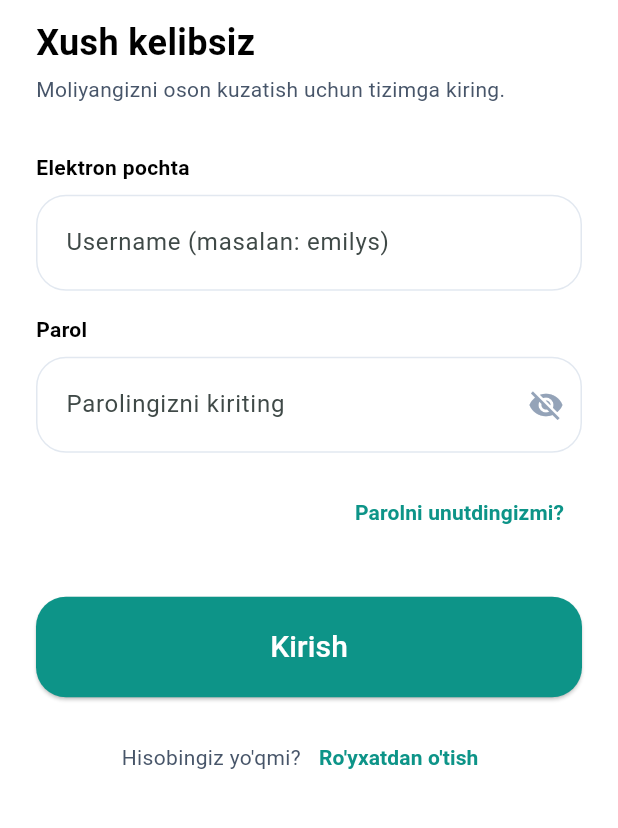
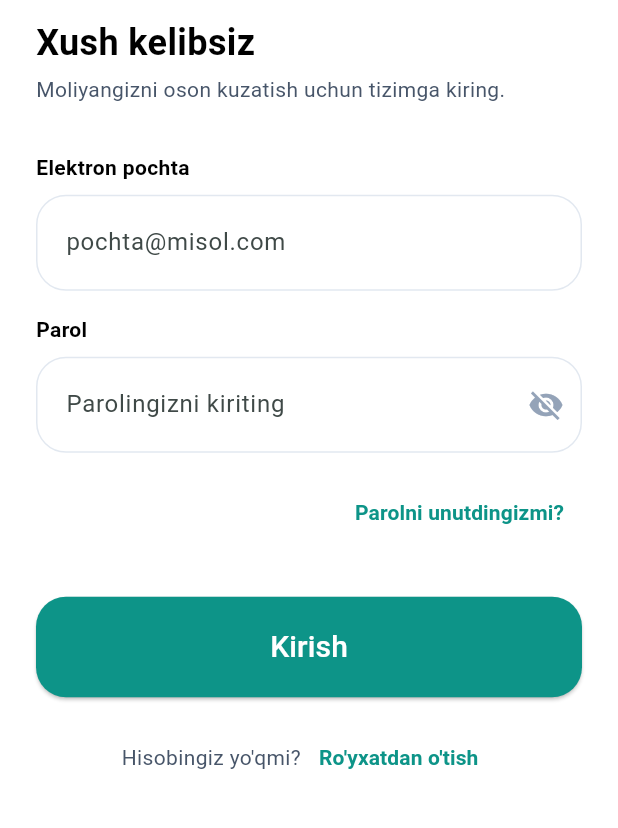
Before and after one commit to alisherg699-debug/PocketTrack, a Flutter app: the screen it shows after launch, after a tap on "Keyingi", after a tap on "O'tkazib yuborish", on a phone screen of 412 x 824 dp, the part 361-1189 px from its top. Run offline on Flutter 3.47's test engine with Material 3 defaults, Android fonts, the phone set to English and light mode, and no system bars; our stand-ins replace cloud_firestore, dio, firebase_auth, firebase_core, firebase_storage, fl_chart and 11 more; missing offline and left inert: excel_plus; accounts and stored records are empty; Roboto replaces fonts that are missing (Geist); project files that could hold a hidden picture were left out.

Commit message:
Text to'g'irlandi

```diff
--- a/lib/core/network/auth_interceptor.dart
+++ b/lib/core/network/auth_interceptor.dart
@@ -59,7 +59,7 @@ class AuthInterceptor extends Interceptor {
           if (newAccessToken != null) {
             await _localDataSource.saveAccessToken(newAccessToken);
 
-            // Kutib turgan barcha so'rovlarga yangi tokenni yuboramiz
+            // Kutib turgan barcha so'rovlarga yangi tokenni yuborish
             _refreshCompleter?.complete(newAccessToken);
             _isRefreshing = false;
 
--- a/lib/features/auth/presentation/pages/login_page.dart
+++ b/lib/features/auth/presentation/pages/login_page.dart
@@ -140,7 +140,7 @@ class _LoginPageState extends State<LoginPage> {
                         child: TextField(
                           controller: _usernameController,
                           decoration: InputDecoration(
-                            hintText: "Username (masalan: emilys)",
+                            hintText: "pochta@misol.com",
                             filled: true,
                             fillColor: const Color(0xFFFFFFFF),
                             border: OutlineInputBorder(
```
